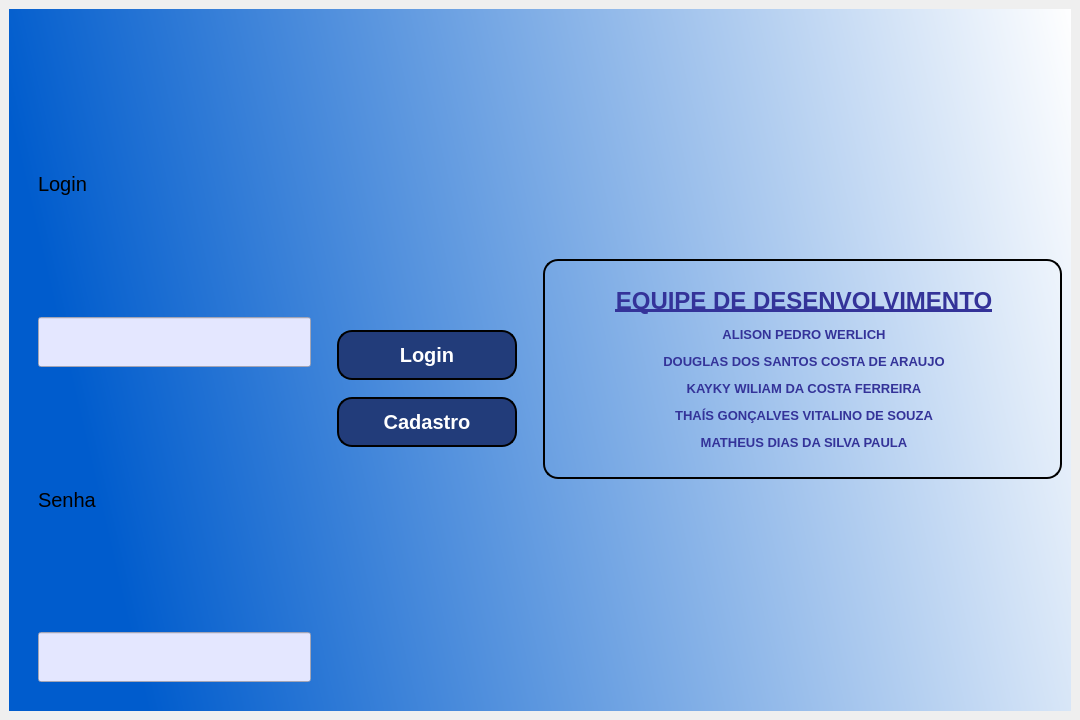
The window that Interface_Grafica.ui (Alison-Werlich/Quiz_Game) describes before a commit, drawn with Qt 5.
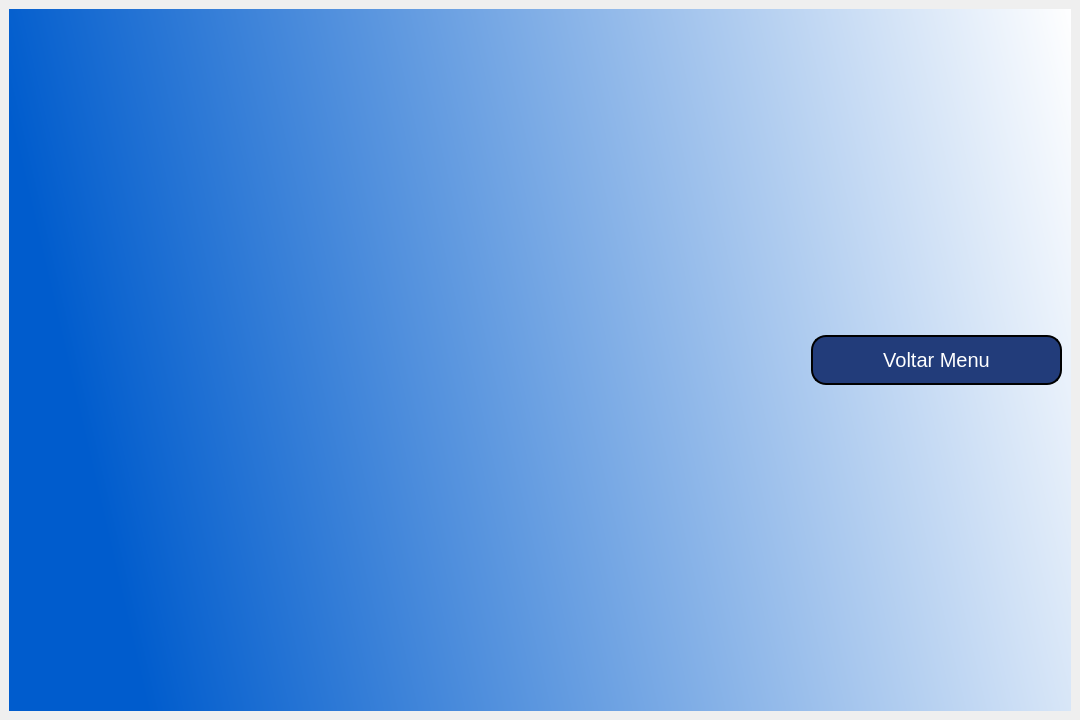
The same window after the commit. The open tabs and pages were chosen to show the change. Icons and pictures are not drawn.

Patch:
```diff
--- a/Interface_Grafica.ui
+++ b/Interface_Grafica.ui
@@ -2,6 +2,9 @@
 <ui version="4.0">
  <class>MainWindow</class>
  <widget class="QMainWindow" name="MainWindow">
+  <property name="enabled">
+   <bool>true</bool>
+  </property>
   <property name="geometry">
    <rect>
     <x>0</x>
@@ -1413,6 +1416,83 @@
         </item>
        </layout>
       </widget>
+      <widget class="QWidget" name="page">
+       <layout class="QHBoxLayout" name="horizontalLayout_11">
+        <item>
+         <spacer name="horizontalSpacer_2">
+          <property name="orientation">
+           <enum>Qt::Horizontal</enum>
+          </property>
+          <property name="sizeType">
+           <enum>QSizePolicy::Fixed</enum>
+          </property>
+          <property name="sizeHint" stdset="0">
+           <size>
+            <width>100</width>
+            <height>20</height>
+           </size>
+          </property>
+         </spacer>
+        </item>
+        <item>
+         <widget class="QLabel" name="label_4">
+          <property name="font">
+           <font>
+            <pointsize>20</pointsize>
+           </font>
+          </property>
+          <property name="layoutDirection">
+           <enum>Qt::LeftToRight</enum>
+          </property>
+          <property name="styleSheet">
+           <string notr="true">background-color: rgb(255, 255, 255, 0);
+text-align: center;
+display: flex;
+justify-content: center;
+align-items: center;</string>
+          </property>
+          <property name="text">
+           <string>&lt;html&gt;&lt;head/&gt;&lt;body&gt;&lt;p align=&quot;center&quot;&gt;&lt;br/&gt;&lt;/p&gt;&lt;/body&gt;&lt;/html&gt;</string>
+          </property>
+         </widget>
+        </item>
+        <item>
+         <widget class="QPushButton" name="BTN_voltarmenu">
+          <property name="maximumSize">
+           <size>
+            <width>251</width>
+            <height>50</height>
+           </size>
+          </property>
+          <property name="font">
+           <font>
+            <pointsize>15</pointsize>
+           </font>
+          </property>
+          <property name="styleSheet">
+           <string notr="true">QPushButton{
+
+	background-color:rgb(34, 60, 122);
+	color: rgb(255,255,255);
+	border: 2px solid;
+	border-radius: 15px;
+	border-color: black
+}
+
+QPushButton:hover{
+
+	color: rgb(34, 60, 122);
+	background-color: rgb(255,255,255);
+}
+</string>
+          </property>
+          <property name="text">
+           <string>Voltar Menu</string>
+          </property>
+         </widget>
+        </item>
+       </layout>
+      </widget>
      </widget>
     </item>
    </layout>
```
Left out of the diff: 2 changed lines with no effect on the pictures.
